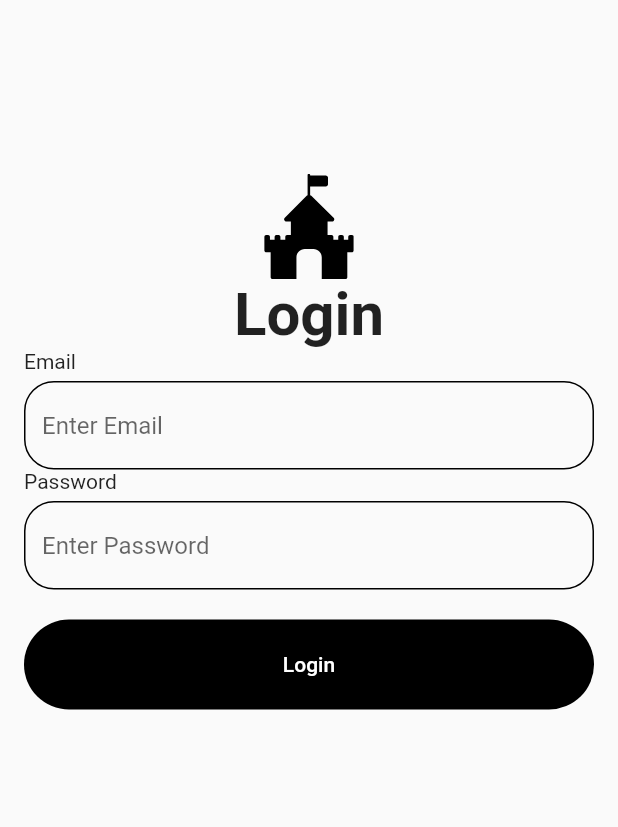
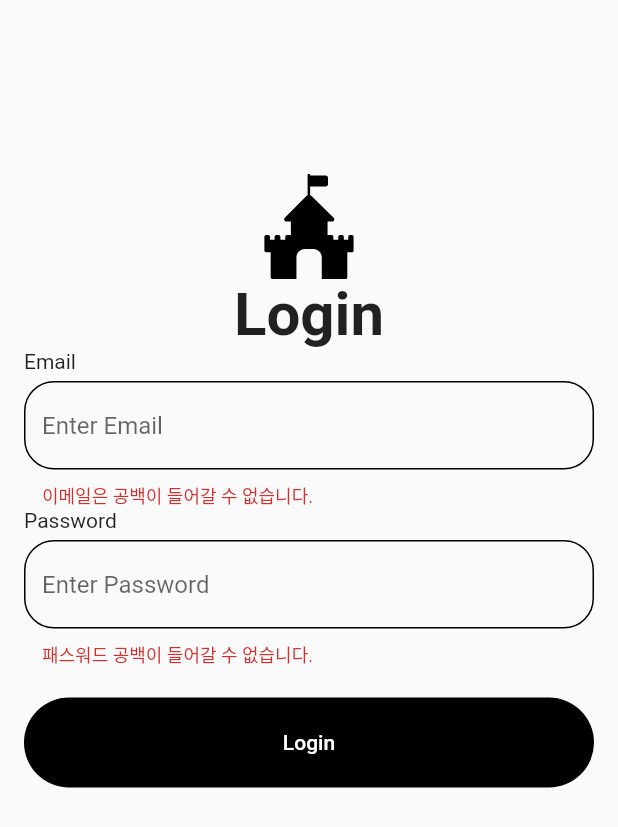
Before and after one commit to Merhong/flutter-login-app, a Flutter app: the screen it shows after launch, after a tap on "Login", on a phone screen of 412 x 824 dp. Shown: the top 827 px of the screen. Run offline on Flutter 3.47's test engine with Material 2 defaults, Android fonts, the phone set to English and light mode, and no system bars; our stand-ins replace flutter_svg, validators.

Commit message:
로그인 기능 - 유효성 검사 완료

```diff
--- a/lib/components/custom_form.dart
+++ b/lib/components/custom_form.dart
@@ -1,10 +1,15 @@
 import 'package:flutter/material.dart';
 import 'package:login_app/components/custom_text_form_field.dart';
 import 'package:login_app/size.dart';
+import 'package:login_app/user_repository.dart';
+import 'package:login_app/validator_util.dart';
 
 class CustomForm extends StatelessWidget {
   // GlobalKey<FormState> _formKey = GlobalKey<FormState>();
   final _formKey = GlobalKey<FormState>(); // 유효성 검사를 위한 변수
+
+  final _email = TextEditingController();
+  final _password = TextEditingController();
 
   CustomForm();
 
@@ -12,16 +17,24 @@ class CustomForm extends StatelessWidget {
   Widget build(BuildContext context) {
     // Form 태그로 묶은 이유? 통신이 아님 유효성 검사 때문에 묶었음!!!
     return Form(
+      key: _formKey,
       child: Column(
-        key: _formKey,
         children: [
-          CustomTextFormField(text: "Email"),
-          CustomTextFormField(text: "Password", isPassword: true),
+          CustomTextFormField(
+              text: "Email", validate: validateEmail(), textController: _email),
+          CustomTextFormField(
+              text: "Password",
+              validate: validatePassword(),
+              textController: _password,
+              isPassword: true),
           SizedBox(height: large_gap),
           TextButton(
             onPressed: () {
+              // formKey가 연결되지 않으면 currentState가 null이다.
               // validator가 null 리턴시 true가 되서 유효성 검사 통과!
               if (_formKey.currentState!.validate()) {
+                UserRepository repo = UserRepository(); // 서버와 통신을 해서 아이디와 비밀번호를 들고옴
+                repo.login(_email.text.trim(), _password.text.trim()); // trim은 앞뒤 공백을 날려줌
                 Navigator.pushNamed(context, "/home");
               }
             },
--- a/lib/components/custom_text_form_field.dart
+++ b/lib/components/custom_text_form_field.dart
@@ -2,10 +2,16 @@ import 'package:flutter/material.dart';
 import 'package:login_app/size.dart';
 
 class CustomTextFormField extends StatelessWidget {
-  String text;
-  bool isPassword;
+  final textController;
+  final validate;
+  final text;
+  final isPassword;
 
-  CustomTextFormField({required this.text, this.isPassword = false});
+  CustomTextFormField(
+      {required this.text,
+      required this.validate,
+      this.textController,
+      this.isPassword = false});
 
   @override
   Widget build(BuildContext context) {
@@ -15,24 +21,14 @@ class CustomTextFormField extends StatelessWidget {
         Text("${text}"),
         SizedBox(height: small_gap),
         TextFormField(
+          controller: textController,
           // 유효성 검사를 위한 validator
           // 1. value가 들어옴
           // 2. value로 유효성 검사하기
           // 3. 리턴
           //    null 리턴 -> 유효성 검사 통과
           //    메시지 리턴 -> 유효성 검사 실패
-          validator: (value) {
-            if (value == null) {
-              return "null 값 들어왔음 String 적어!!!";
-            }
-            // 공백처리 (null이 아닐때의 처리)
-            else {
-              if (value.isEmpty) {
-                return "공백 넣지마!!";
-              }
-              return null;
-            }
-          },
+          validator: validate,
           obscureText: isPassword, // 비밀번호를 넣어줄때만 true
           // obscureText: true, // html의 input태그의 password처럼 가려줌
           decoration: InputDecoration(
--- a/lib/pages/login_page.dart
+++ b/lib/pages/login_page.dart
@@ -15,7 +15,7 @@ class LoginPage extends StatelessWidget {
         children: [
           SizedBox(height: xlarge_gap),
           Logo("Login"),
-          // HTML의 foㅁㄴrm태그와 동일함 button의 모두 submit할때 사용
+          // HTML의 form태그와 동일함 button의 모두 submit할때 사용
           CustomForm(),
         ],
       ),
--- /dev/null
+++ b/lib/user_repository.dart
@@ -0,0 +1,14 @@
+
+/* 스프링의 Controller에 연결함 - API 호출을 하기 위해서 */
+
+class UserRepository {
+
+  void login(String email, String password) {
+    print("email : $email");
+    print("password : $password");
+    // 통신코드
+
+    // 응답받기
+
+  }
+}
--- /dev/null
+++ b/lib/validator_util.dart
@@ -0,0 +1,27 @@
+import 'package:validators/validators.dart';
+
+Function validatePassword() {
+  return (String? value) {
+    if (value!.isEmpty) {
+      return "패스워드 공백이 들어갈 수 없습니다.";
+    } else if (value.length > 12) {
+      return "패스워드의 길이를 초과하였습니다.";
+    } else if (value.length < 4) {
+      return "패스워드의 최소 길이는 4자입니다.";
+    } else {
+      return null;
+    }
+  };
+}
+
+Function validateEmail() {
+  return (String? value) {
+    if (value!.isEmpty) {
+      return "이메일은 공백이 들어갈 수 없습니다.";
+    } else if (!isEmail(value)) {
+      return "이메일 형식에 맞지 않습니다.";
+    } else {
+      return null;
+    }
+  };
+}
--- a/pubspec.yaml
+++ b/pubspec.yaml
@@ -36,6 +36,7 @@ dependencies:
   # Use with the CupertinoIcons class for iOS style icons.
   cupertino_icons: ^1.0.2
   flutter_svg: ^2.0.7
+  validators: ^3.0.0
 
 dev_dependencies:
   flutter_test:
```
Also changed, not shown: pubspec.lock.
